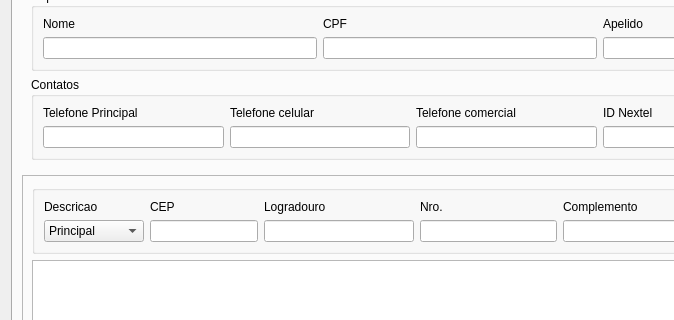
lellisls/ERP-STACCATO, file ui/cadastrofornecedor.ui: the form before one commit; both pictures show x 0 to 674 and y 156 to 476 of the 1294 by 604 pixel window.
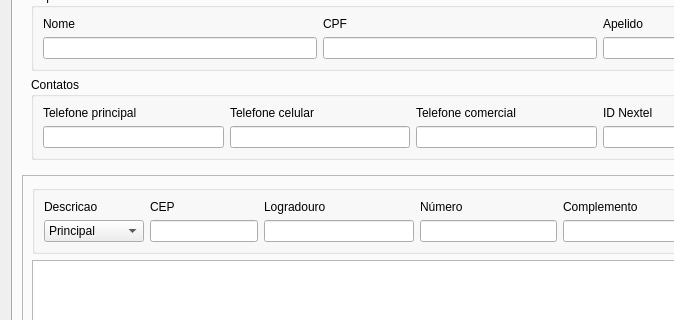
The form after the commit. Icons and pictures are not drawn. Custom widgets are drawn as their Qt base class.

Commit message: AcessibleName's nas telas de cadastro

The edit to the form file:
```diff
--- a/ui/cadastrofornecedor.ui
+++ b/ui/cadastrofornecedor.ui
@@ -256,7 +256,7 @@
                <item row="0" column="0">
                 <widget class="QLabel" name="label_18">
                  <property name="text">
-                  <string>Telefone Principal</string>
+                  <string>Telefone principal</string>
                  </property>
                 </widget>
                </item>
@@ -500,7 +500,7 @@
              <item row="0" column="3">
               <widget class="QLabel" name="labelNro">
                <property name="text">
-                <string>Nro.</string>
+                <string>Número</string>
                </property>
               </widget>
              </item>
```
Left out of the diff: 63 changed lines with no effect on the pictures. The commit also changes 4 other files.
